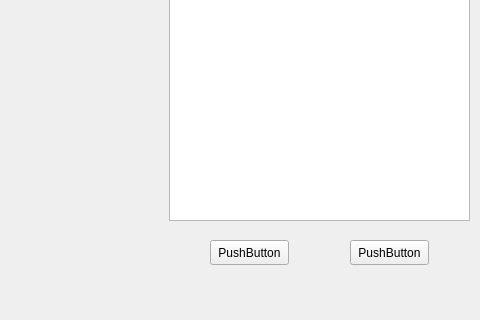
The window that clingo_interface_gui/ui/main_window.ui (utexas-bwi/bwi_guidance) describes before a commit, drawn with Qt 5; both pictures show x 160 to 640 and y 160 to 480 of the 640 by 480 pixel window.
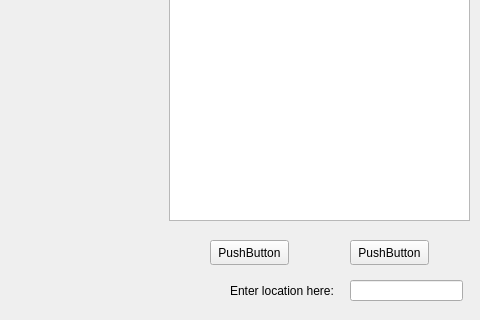
The same window after the commit.

Commit message: added sensing a person's location by asking the user, as well as plan evaluation

```diff
--- a/clingo_interface_gui/ui/main_window.ui
+++ b/clingo_interface_gui/ui/main_window.ui
@@ -63,6 +63,29 @@
      <string/>
     </property>
    </widget>
+   <widget class="QLineEdit" name="locationBox">
+    <property name="geometry">
+     <rect>
+      <x>510</x>
+      <y>440</y>
+      <width>113</width>
+      <height>21</height>
+     </rect>
+    </property>
+   </widget>
+   <widget class="QLabel" name="locationLabel">
+    <property name="geometry">
+     <rect>
+      <x>390</x>
+      <y>440</y>
+      <width>121</width>
+      <height>21</height>
+     </rect>
+    </property>
+    <property name="text">
+     <string>Enter location here:</string>
+    </property>
+   </widget>
   </widget>
  </widget>
  <resources/>
```
The commit also changes 7 other files.
